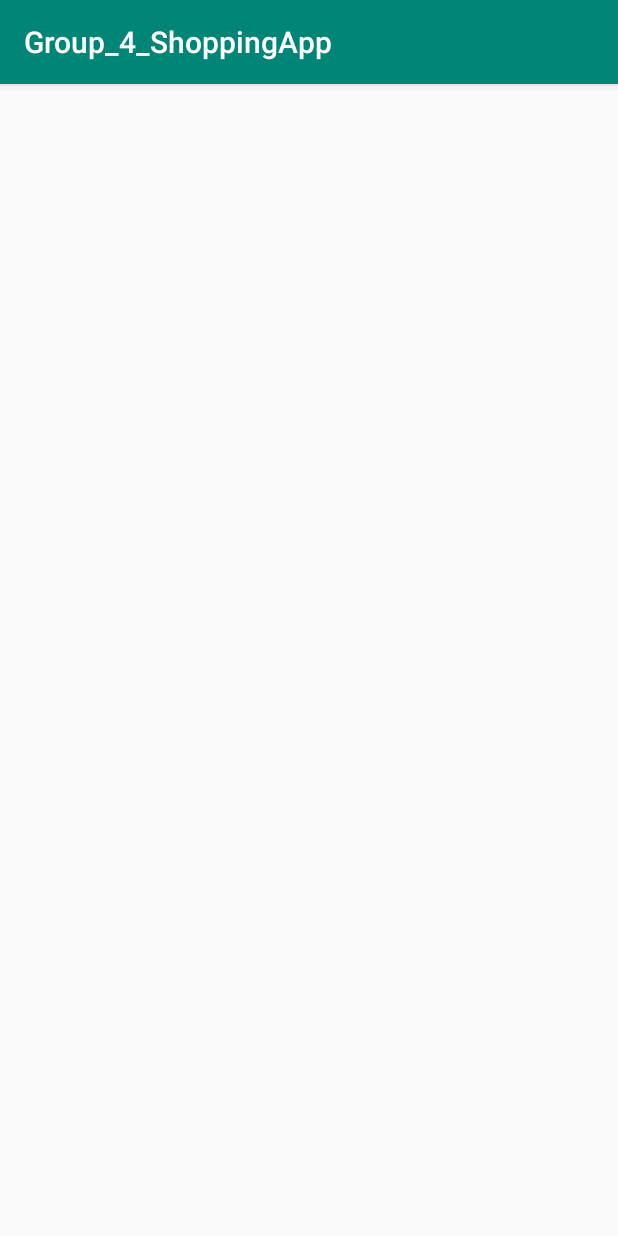
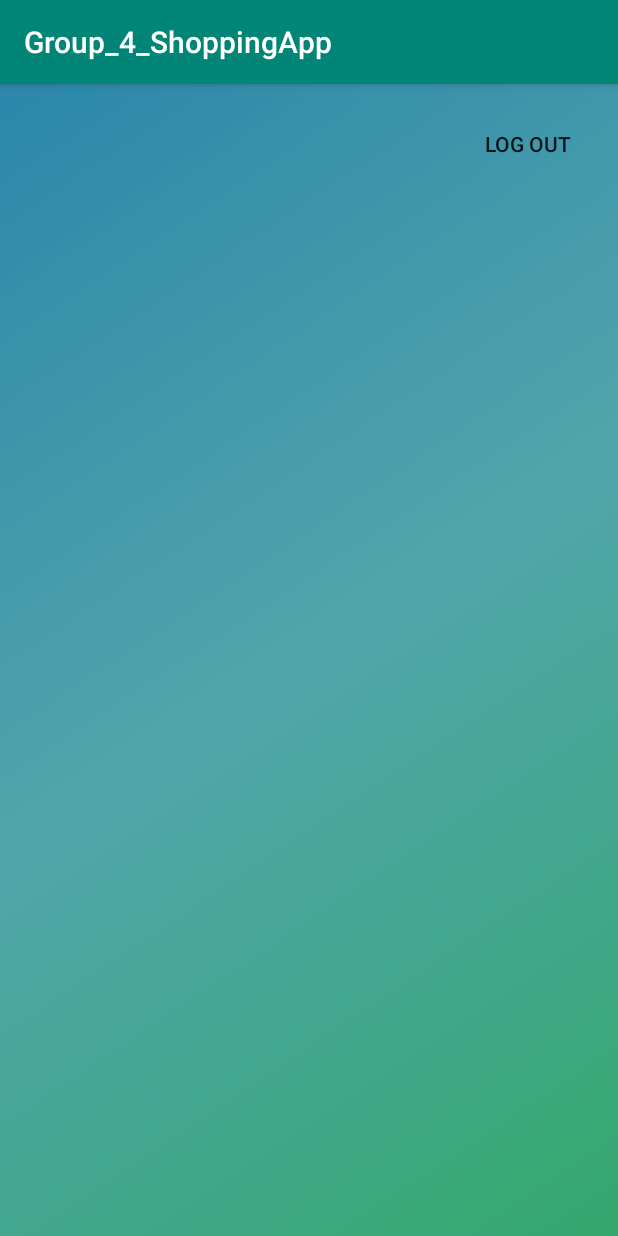
Before and after one commit to khushi07/Group4_FinalProject_W2019_MAD3125, an Android app: the HomeActivity screen opened directly, with no data from a screen before it, on a phone screen of 412 x 824 dp. Run offline under Robolectric (Android 15) with nearby library versions, the phone set to English and light mode, and no system bars.

```diff
--- a/app/src/main/java/com/example/group_4_shoppingapp/DatabaseHelper.java
+++ b/app/src/main/java/com/example/group_4_shoppingapp/DatabaseHelper.java
@@ -42,6 +42,7 @@
         // Create tables again
         onCreate(db);
     }
+
 
     public long insertNote(UserData note) {
         // get writable database as we want to write data
--- a/app/src/main/java/com/example/group_4_shoppingapp/HomeActivity.java
+++ b/app/src/main/java/com/example/group_4_shoppingapp/HomeActivity.java
@@ -2,13 +2,28 @@
 
 import androidx.appcompat.app.AppCompatActivity;
 
+import android.content.Intent;
 import android.os.Bundle;
+import android.view.View;
+import android.widget.Button;
 
-public class HomeActivity extends AppCompatActivity {
+public class HomeActivity<SPLASH_DISPLAY_LENGTH> extends AppCompatActivity {
+
+    private Button btnLogout;
 
     @Override
     protected void onCreate(Bundle savedInstanceState) {
         super.onCreate(savedInstanceState);
         setContentView(R.layout.activity_home);
+        btnLogout = findViewById(R.id.btnLogout);
+
+        btnLogout.setOnClickListener(new View.OnClickListener() {
+            @Override
+            public void onClick(View view) {
+                Intent mIntent = new Intent(HomeActivity.this, LoginMainActivity.class);
+                //Set value to pass on next activity
+                startActivity(mIntent);
+            }
+        });
     }
 }
--- a/app/src/main/res/layout/activity_home.xml
+++ b/app/src/main/res/layout/activity_home.xml
@@ -4,4 +4,25 @@
     xmlns:tools="http://schemas.android.com/tools"
     android:layout_width="match_parent"
     android:layout_height="match_parent"
-    tools:context=".HomeActivity"/>
+    android:background="@drawable/back"
+    tools:context=".HomeActivity" >
+
+    <Button
+        android:id="@+id/btnLogout"
+        android:layout_width="wrap_content"
+        android:layout_height="wrap_content"
+        android:layout_marginStart="8dp"
+        android:layout_marginTop="8dp"
+        android:layout_marginEnd="8dp"
+        android:layout_marginBottom="8dp"
+        android:background="@android:color/transparent"
+        android:text="LOG OUT"
+        app:layout_constraintBottom_toBottomOf="parent"
+        app:layout_constraintEnd_toEndOf="parent"
+        app:layout_constraintHorizontal_bias="0.973"
+        app:layout_constraintStart_toStartOf="parent"
+        app:layout_constraintTop_toTopOf="parent"
+        app:layout_constraintVertical_bias="0.011"
+        tools:ignore="MissingConstraints" />
+
+</androidx.constraintlayout.widget.ConstraintLayout>
--- a/app/src/main/res/layout/activity_splash_screen.xml
+++ b/app/src/main/res/layout/activity_splash_screen.xml
@@ -58,14 +58,14 @@
         app:layout_constraintVertical_bias="0.6" />
 
     <TextView
-        android:id="@+id/khushi2"
+        android:id="@+id/chandan"
         android:layout_width="262dp"
         android:layout_height="82dp"
         android:layout_marginStart="8dp"
         android:layout_marginTop="8dp"
         android:layout_marginEnd="8dp"
         android:layout_marginBottom="8dp"
-        android:text="Khushbu Khushbu (CO748593)"
+        android:text="Chandan Swan (CO748593)"
         android:textAlignment="center"
         android:textSize="25dp"
         app:layout_constraintBottom_toBottomOf="parent"
@@ -76,14 +76,14 @@
         app:layout_constraintVertical_bias="0.74" />
 
     <TextView
-        android:id="@+id/khushi3"
+        android:id="@+id/ayub"
         android:layout_width="262dp"
         android:layout_height="82dp"
         android:layout_marginStart="8dp"
         android:layout_marginTop="8dp"
         android:layout_marginEnd="8dp"
         android:layout_marginBottom="8dp"
-        android:text="Khushbu Khushbu (CO748593)"
+        android:text="Mohammed Ayub Ali (CO748593)"
         android:textAlignment="center"
         android:textSize="25dp"
         app:layout_constraintBottom_toBottomOf="parent"
```
Also changed, not shown: app/src/main/java/com/example/group_4_shoppingapp/Signup.java (+7 -1 lines).
